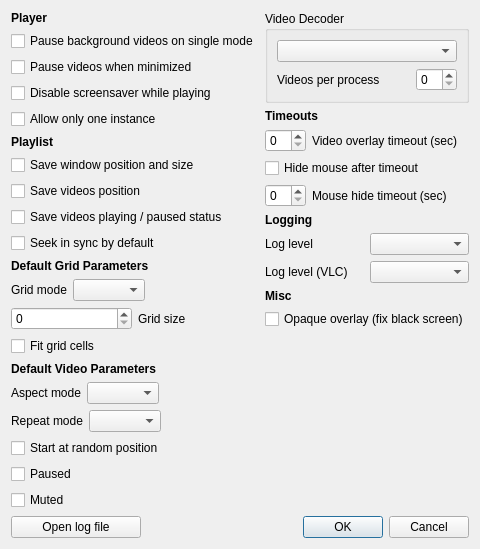
This is resources/ui/settings_dialog.ui in vzhd1701/gridplayer as Qt 5 draws it before an edit. The edited form follows.
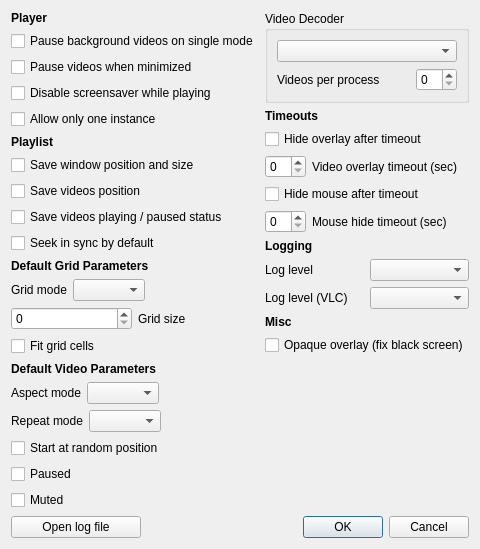
This is the edited form.

Commit message: feat: add option to disable overlay timeout

The edit to the form file:
```diff
--- a/resources/ui/settings_dialog.ui
+++ b/resources/ui/settings_dialog.ui
@@ -6,8 +6,8 @@
    <rect>
     <x>0</x>
     <y>0</y>
-    <width>440</width>
-    <height>505</height>
+    <width>442</width>
+    <height>541</height>
    </rect>
   </property>
   <property name="windowTitle">
@@ -326,6 +326,13 @@
            </property>
           </widget>
          </item>
+         <item>
+          <widget class="QCheckBox" name="timeoutOverlayFlag">
+           <property name="text">
+            <string>Hide overlay after timeout</string>
+           </property>
+          </widget>
+         </item>
          <item>
           <layout class="QHBoxLayout" name="lay_timeoutOverlay" stretch="0,1">
            <item>
```
The commit also changes 4 other files.
